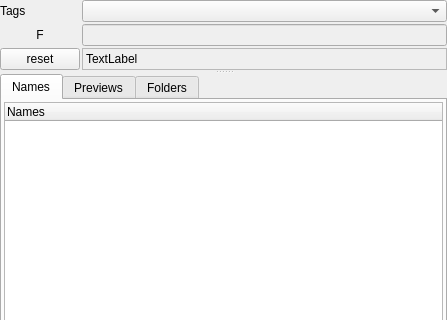
Before: the Qt Designer form src/listsdock.ui in fontmatrix/fontmatrix, drawn with Qt 5; both pictures show x 0 to 447 and y 0 to 320 of the 447 by 723 pixel window.
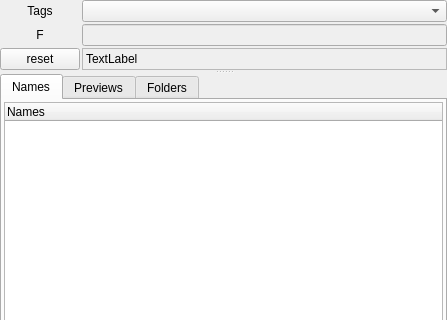
After: the same form once the commit is applied. Icons and pictures are not drawn. Custom widgets are drawn as their Qt base class.

Commit message: Added - a view menu

The edit to the form file:
```diff
--- a/src/listsdock.ui
+++ b/src/listsdock.ui
@@ -122,6 +122,9 @@
            <property name="text" >
             <string>Tags</string>
            </property>
+           <property name="alignment" >
+            <set>Qt::AlignCenter</set>
+           </property>
            <property name="buddy" >
             <cstring>tagsCombo</cstring>
            </property>
```
The commit also changes 2 other files.
